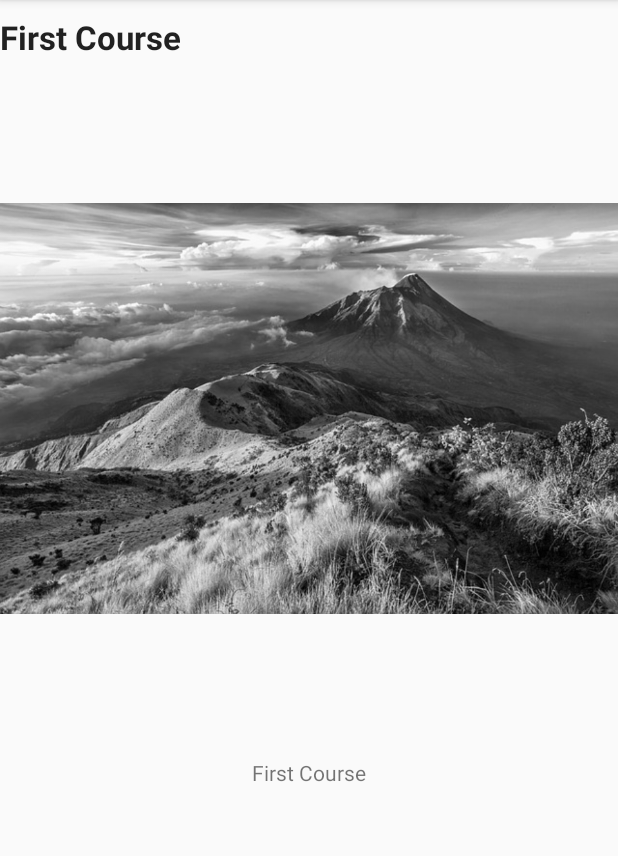
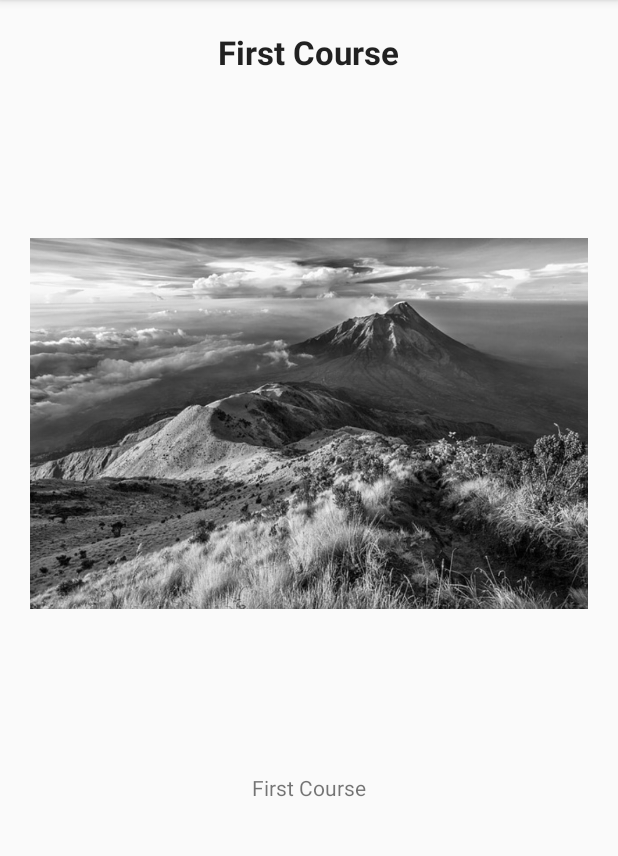
Before and after one commit to Ryanhustler420/AndroidFragment, an Android app: the screen it shows after launch (CourseDetailActivity), after a tap on "First Course", on a phone screen of 412 x 824 dp, the part 84-940 px from its top. Run offline under Robolectric (Android 15) with nearby library versions, the phone set to English and light mode, and no system bars.

Commit message:
Conditionally Check And Using Fragment
Checking if sw600 layout rander than we'll use fragment else simple intent

```diff
--- a/app/app/src/main/java/com/example/androidfragment/MainActivity.java
+++ b/app/app/src/main/java/com/example/androidfragment/MainActivity.java
@@ -1,26 +1,43 @@
 package com.example.androidfragment;
 
 import android.content.Intent;
+import android.support.v4.app.FragmentManager;
 import android.support.v7.app.AppCompatActivity;
 import android.os.Bundle;
-import android.widget.Toast;
 
 import com.example.androidfragment.data.Course;
 
 public class MainActivity extends AppCompatActivity implements CourseListFragment.Callbacks {
 
+    private boolean isTwoPane = false;
+
     @Override
     protected void onCreate(Bundle savedInstanceState) {
         super.onCreate(savedInstanceState);
         setContentView(R.layout.activity_main);
+        if(findViewById(R.id.detailContainer) != null){
+            isTwoPane = true;
+        }
     }
 
     @Override
     public void onItemSelected(Course course, int position) {
-        Toast.makeText(getApplicationContext(), course.getCourseName(), Toast.LENGTH_LONG).show();
+        if(isTwoPane) {
+            Bundle bundle = new Bundle();
+            bundle.putInt("course_id", position);
 
-        Intent intent = new Intent(MainActivity.this, CourseDetailActivity.class);
-        intent.putExtra("course_id", position);
-        startActivity(intent);
+            FragmentManager fm = getSupportFragmentManager();
+            CourseDetailFragment courseDetailFragment = new CourseDetailFragment();
+
+            courseDetailFragment.setArguments(bundle);
+
+            fm.beginTransaction()
+                    .replace(R.id.detailContainer, courseDetailFragment)
+                    .commit();
+        } else {
+            Intent intent = new Intent(MainActivity.this, CourseDetailActivity.class);
+            intent.putExtra("course_id", position);
+            startActivity(intent);
+        }
     }
 }
--- a/app/app/src/main/res/layout-sw600dp/activity_main.xml
+++ b/app/app/src/main/res/layout-sw600dp/activity_main.xml
@@ -20,7 +20,7 @@
     <FrameLayout
         android:id="@+id/detailContainer"
         android:layout_width="0dp"
-        android:layout_weight="1"
+        android:layout_weight="2"
         android:layout_height="match_parent" />
 
 </LinearLayout>
--- a/app/app/src/main/res/layout/course_detail_fragment.xml
+++ b/app/app/src/main/res/layout/course_detail_fragment.xml
@@ -5,31 +5,43 @@
     android:layout_width="match_parent"
     android:layout_height="match_parent"
     android:layout_gravity="center_horizontal"
-    android:paddingTop="10dp"
     android:orientation="vertical"
     tools:context=".CourseDetailActivity">
 
+    <ScrollView
+        android:layout_width="match_parent"
+        android:layout_height="match_parent">
+
+        <LinearLayout
+            android:padding="20dp"
+            android:layout_width="match_parent"
+            android:layout_height="match_parent"
+            android:orientation="vertical">
+
             <TextView
-        android:text="Course Name"
-        android:layout_marginBottom="20dp"
-        android:textAppearance="?android:attr/textAppearanceLarge"
-        android:textStyle="bold"
                 android:id="@+id/detailCourseName"
                 android:layout_width="wrap_content"
-        android:layout_height="wrap_content" />
+                android:layout_height="wrap_content"
+                android:layout_gravity="center"
+                android:layout_marginBottom="20dp"
+                android:text="Course Name"
+                android:textAppearance="?android:attr/textAppearanceLarge"
+                android:textStyle="bold" />
 
             <ImageView
                 android:id="@+id/detailCourseImage"
+                android:layout_width="wrap_content"
+                android:layout_height="wrap_content"
                 android:layout_marginBottom="20dp"
-        android:src="@drawable/landscape"
-        android:layout_width="wrap_content"
-        android:layout_height="wrap_content" />
+                android:src="@drawable/landscape" />
 
             <TextView
                 android:id="@+id/detailCourseDescription"
-        android:text="Description Course Here"
+                android:layout_width="wrap_content"
+                android:layout_height="wrap_content"
                 android:layout_gravity="center_horizontal"
-        android:layout_width="wrap_content"
-        android:layout_height="wrap_content" />
+                android:text="Description Course Here" />
+        </LinearLayout>
+    </ScrollView>
 
 </LinearLayout>
```
Lines whose indentation alone changed are shown as unchanged.
